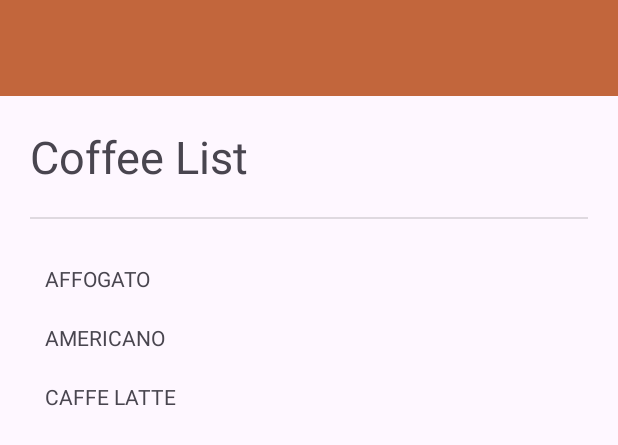
After one commit to vinsenprv/LAB_WEEK_04, an Android app: the layout app_bar_main.xml on its own in the app's theme, with its tools: preview values and no code run, on a phone screen of 412 x 824 dp. The commit adds this screen. Shown: the top 445 px of the screen. Run offline under Robolectric (Android 15) with nearby library versions, the phone set to English and light mode, and no system bars.

Commit message:
part 1 done error

```diff
--- /dev/null
+++ b/app/src/main/res/drawable/coffee_menu.xml
@@ -0,0 +1,5 @@
+<vector xmlns:android="http://schemas.android.com/apk/res/android" android:height="24dp" android:tint="#000000" android:viewportHeight="24" android:viewportWidth="24" android:width="24dp">
+
+    <path android:fillColor="@android:color/white" android:pathData="M18.5,3H6C4.9,3 4,3.9 4,5v5.71c0,3.83 2.95,7.18 6.78,7.29c3.96,0.12 7.22,-3.06 7.22,-7v-1h0.5c1.93,0 3.5,-1.57 3.5,-3.5S20.43,3 18.5,3zM16,5v3H6V5H16zM18.5,8H18V5h0.5C19.33,5 20,5.67 20,6.5S19.33,8 18.5,8zM4,19h16v2H4V19z"/>
+
+</vector>
--- /dev/null
+++ b/app/src/main/res/drawable/favorite_menu.xml
@@ -0,0 +1,5 @@
+<vector xmlns:android="http://schemas.android.com/apk/res/android" android:height="24dp" android:tint="#000000" android:viewportHeight="24" android:viewportWidth="24" android:width="24dp">
+
+    <path android:fillColor="@android:color/white" android:pathData="M16.5,3c-1.74,0 -3.41,0.81 -4.5,2.09C10.91,3.81 9.24,3 7.5,3 4.42,3 2,5.42 2,8.5c0,3.78 3.4,6.86 8.55,11.54L12,21.35l1.45,-1.32C18.6,15.36 22,12.28 22,8.5 22,5.42 19.58,3 16.5,3zM12.1,18.55l-0.1,0.1 -0.1,-0.1C7.14,14.24 4,11.39 4,8.5 4,6.5 5.5,5 7.5,5c1.54,0 3.04,0.99 3.57,2.36h1.87C13.46,5.99 14.96,5 16.5,5c2,0 3.5,1.5 3.5,3.5 0,2.89 -3.14,5.74 -7.9,10.05z"/>
+
+</vector>
--- /dev/null
+++ b/app/src/main/res/layout/app_bar_main.xml
@@ -0,0 +1,27 @@
+<?xml version="1.0" encoding="utf-8"?>
+<androidx.coordinatorlayout.widget.CoordinatorLayout
+    xmlns:android="http://schemas.android.com/apk/res/android"
+    xmlns:app="http://schemas.android.com/apk/res-auto"
+    xmlns:tools="http://schemas.android.com/tools"
+    android:layout_width="match_parent"
+    android:layout_height="match_parent"
+    android:orientation="vertical"
+    tools:context=".MainActivity">
+    <com.google.android.material.appbar.AppBarLayout
+        android:layout_width="match_parent"
+        android:layout_height="wrap_content"
+        android:theme= "@style/Theme.NavigationDrawer.AppBarOverlay">
+        <androidx.appcompat.widget.Toolbar
+            android:id="@+id/toolbar"
+            android:layout_width="match_parent"
+            android:layout_height="?attr/actionBarSize"
+            android:background="@color/light_brown"
+            app:popupTheme="@style/Theme.NavigationDrawer.PopupOverlay" />
+    </com.google.android.material.appbar.AppBarLayout>
+    <include
+        android:id="@+id/include"
+        android:layout_width="match_parent"
+        android:layout_height="wrap_content"
+        layout="@layout/content_main"
+        app:layout_behavior="@string/appbar_scrolling_view_behavior"/>
+</androidx.coordinatorlayout.widget.CoordinatorLayout>
```
Also changed, not shown: app/build.gradle.kts (+10 -10 lines), app/src/main/java/com/example/lab_week_04/MainActivity.kt (+25 -9 lines), app/src/main/res/layout/activity_main.xml (+17 -13 lines), app/src/main/res/menu/activity_main_drawer.xml (added, +21 -0 lines), gradle/libs.versions.toml (+13 -0 lines).
